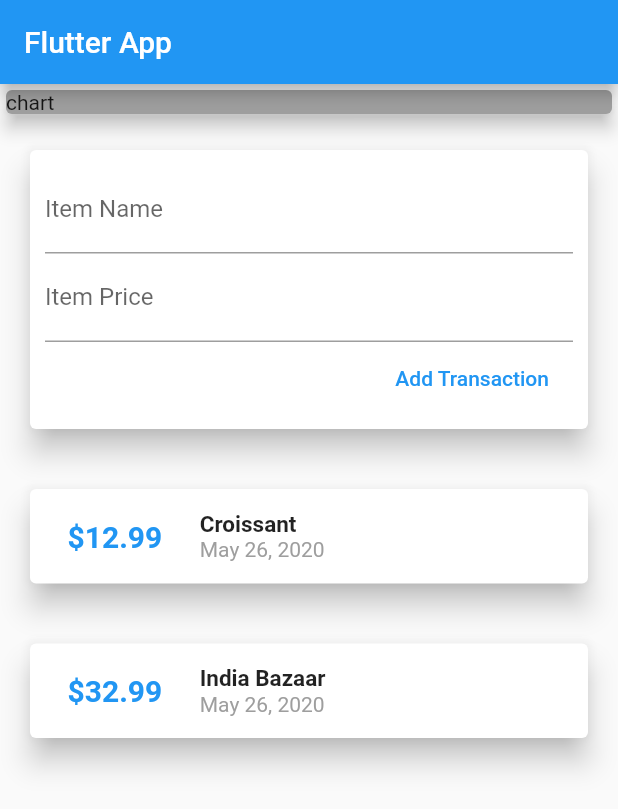
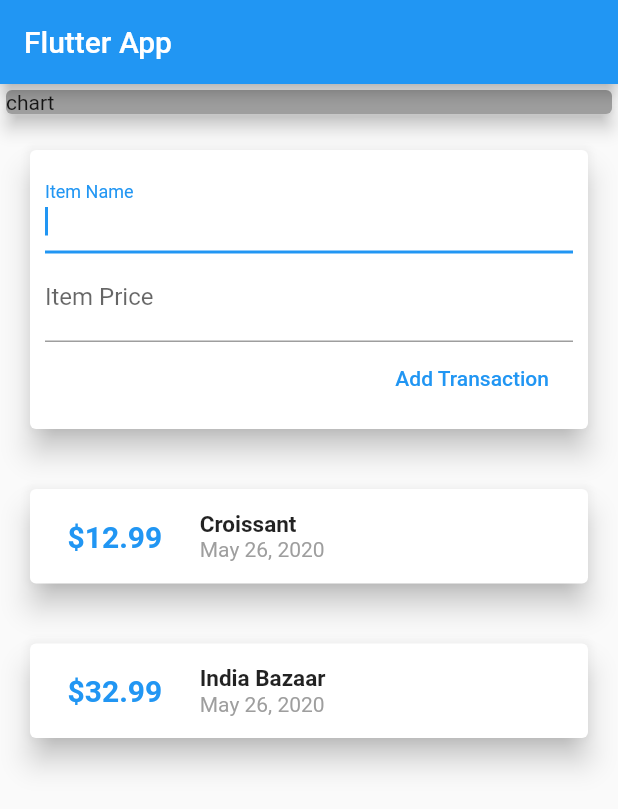
Before and after one commit to nagarakesh4/flutter_expenses_app, a Flutter app: the screen it shows after launch, on a phone screen of 412 x 824 dp. Shown: the top 809 px of the screen. Run offline on Flutter 3.47's test engine with Material 2 defaults, Android fonts, the phone set to English and light mode, and no system bars.

Commit message:
minor changes

```diff
--- a/lib/widgets/list_transactions.dart
+++ b/lib/widgets/list_transactions.dart
@@ -23,14 +23,14 @@ class TransactionList extends StatelessWidget {
                   vertical: 10,
                   horizontal: 15,
                 ),
-                decoration: BoxDecoration(),
                 padding: EdgeInsets.all(10),
                 child: Text(
                   '\$${tx.amount.toString()}',
                   style: TextStyle(
-                      fontWeight: FontWeight.bold,
-                      fontSize: 20,
-                      color: Colors.blue),
+                    fontWeight: FontWeight.bold,
+                    fontSize: 20,
+                    color: Colors.blue,
+                  ),
                 ),
               ),
               Column(
--- a/lib/widgets/new_transaction.dart
+++ b/lib/widgets/new_transaction.dart
@@ -19,6 +19,7 @@ class NewTransaction extends StatelessWidget {
           crossAxisAlignment: CrossAxisAlignment.end,
           children: <Widget>[
             TextField(
+              autofocus: true,
               decoration: InputDecoration(labelText: 'Item Name'),
               controller: itemNameController,
               // onChanged: (value) => itemName = value,
--- a/lib/widgets/user_transactions.dart
+++ b/lib/widgets/user_transactions.dart
@@ -33,7 +33,7 @@ class _UserTransactionsState extends State<UserTransactions> {
     );
 
     setState(() {
-      //add will only add the new element to the list but will not generate a new pointer
+      //add will only add the new element to the _userTransactions but will not generate a new pointer
       _userTransactions.add(newTransaction);
     });
   }
@@ -42,7 +42,7 @@ class _UserTransactionsState extends State<UserTransactions> {
   Widget build(BuildContext context) {
     return Column(
       children: <Widget>[
-        //input - multiple widgets
+        //input fields for new transaction
         NewTransaction(addNewTransaction: _addNewTransaction),
         //transactions list
         TransactionList(
```
